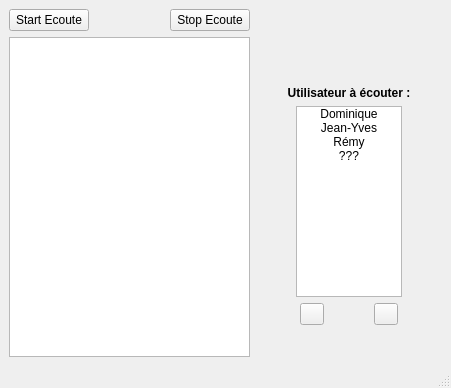
Qt form CasterAlertListener/ui/casteralertlistenergui.ui (redkite1/caster-alert) before a commit.
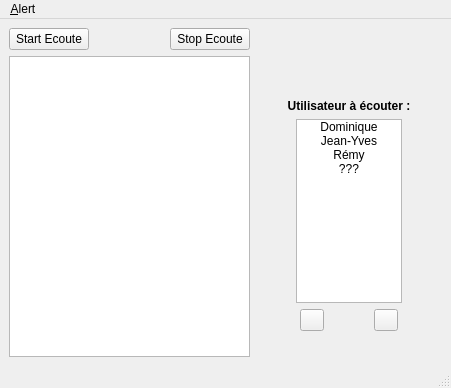
The same form after that commit. Icons and pictures are not drawn.

The edit to the form file:
```diff
--- a/CasterAlertListener/ui/casteralertlistenergui.ui
+++ b/CasterAlertListener/ui/casteralertlistenergui.ui
@@ -248,6 +248,16 @@
      <height>20</height>
     </rect>
    </property>
+   <widget class="QMenu" name="menuTools">
+    <property name="title">
+     <string>&amp;Alert</string>
+    </property>
+    <addaction name="actionSound"/>
+    <addaction name="actionVisual"/>
+    <addaction name="separator"/>
+    <addaction name="actionChoose_sound"/>
+   </widget>
+   <addaction name="menuTools"/>
   </widget>
   <widget class="QStatusBar" name="statusbar"/>
  </widget>
```
Left out of the diff: 21 changed lines with no effect on the pictures.
